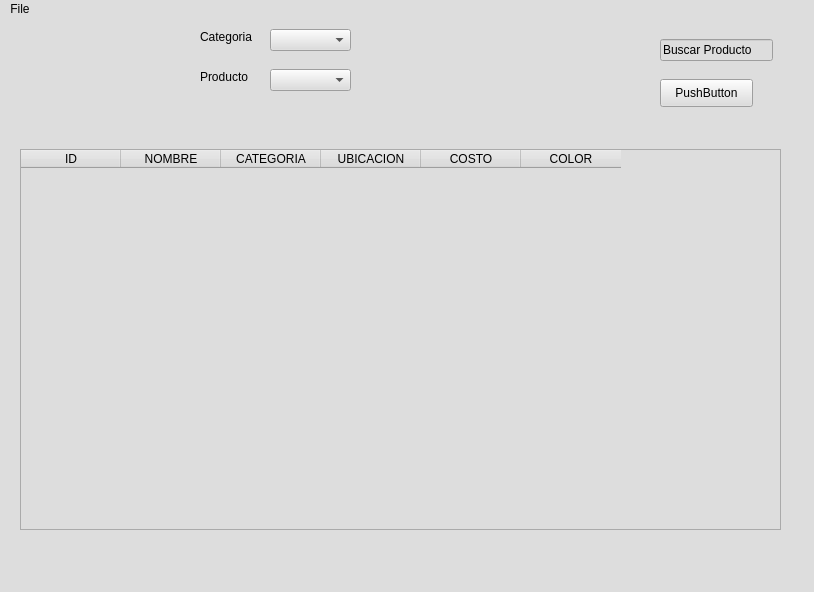
The window that main_window.ui (lrolomeli/inventory-lrlp) describes before a commit, drawn with Qt 5.
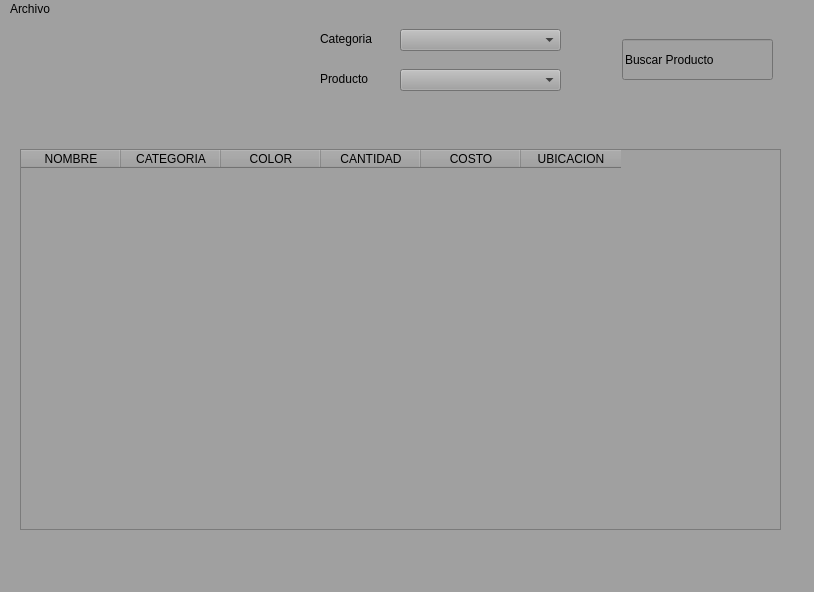
The same window after the commit. Icons and pictures are not drawn.

Patch:
```diff
--- a/main_window.ui
+++ b/main_window.ui
@@ -12,7 +12,13 @@
   </property>
   <property name="minimumSize">
    <size>
-    <width>693</width>
+    <width>814</width>
+    <height>592</height>
+   </size>
+  </property>
+  <property name="maximumSize">
+   <size>
+    <width>814</width>
     <height>592</height>
    </size>
   </property>
@@ -30,7 +36,7 @@
    <bool>false</bool>
   </property>
   <property name="styleSheet">
-   <string notr="true">background-color: rgb(221, 221, 221);
+   <string notr="true">background-color: rgb(160, 160, 160);
 alternate-background-color: rgb(174, 182, 255);</string>
   </property>
   <property name="iconSize">
@@ -49,9 +55,9 @@
    <widget class="QComboBox" name="product_cmbbox">
     <property name="geometry">
      <rect>
-      <x>270</x>
+      <x>400</x>
       <y>50</y>
-      <width>81</width>
+      <width>161</width>
       <height>22</height>
      </rect>
     </property>
@@ -59,12 +65,15 @@
    <widget class="QLabel" name="product_label">
     <property name="geometry">
      <rect>
-      <x>200</x>
+      <x>320</x>
       <y>50</y>
-      <width>55</width>
-      <height>16</height>
+      <width>71</width>
+      <height>20</height>
      </rect>
     </property>
+    <property name="styleSheet">
+     <string notr="true">font: 75 10pt &quot;MS Shell Dlg 2&quot;;</string>
+    </property>
     <property name="text">
      <string>Producto</string>
     </property>
@@ -74,7 +83,7 @@
      <rect>
       <x>0</x>
       <y>0</y>
-      <width>151</width>
+      <width>275</width>
       <height>81</height>
      </rect>
     </property>
@@ -109,7 +118,53 @@
        </property>
        <property name="icon">
         <iconset>
-         <normaloff>images/sale_product.png</normaloff>images/sale_product.png</iconset>
+         <normaloff>images/sale.png</normaloff>images/sale.png</iconset>
+       </property>
+       <property name="iconSize">
+        <size>
+         <width>50</width>
+         <height>50</height>
+        </size>
+       </property>
+       <property name="autoDefault">
+        <bool>true</bool>
+       </property>
+       <property name="flat">
+        <bool>true</bool>
+       </property>
+      </widget>
+     </item>
+     <item>
+      <widget class="QPushButton" name="income_btn">
+       <property name="text">
+        <string/>
+       </property>
+       <property name="icon">
+        <iconset>
+         <normaloff>images/updating.png</normaloff>images/updating.png</iconset>
+       </property>
+       <property name="iconSize">
+        <size>
+         <width>50</width>
+         <height>50</height>
+        </size>
+       </property>
+       <property name="autoDefault">
+        <bool>true</bool>
+       </property>
+       <property name="flat">
+        <bool>true</bool>
+       </property>
+      </widget>
+     </item>
+     <item>
+      <widget class="QPushButton" name="game_btn">
+       <property name="text">
+        <string/>
+       </property>
+       <property name="icon">
+        <iconset>
+         <normaloff>images/game.png</normaloff>images/game.png</iconset>
        </property>
        <property name="iconSize">
         <size>
@@ -130,12 +185,15 @@
    <widget class="QLabel" name="category_label">
     <property name="geometry">
      <rect>
-      <x>200</x>
+      <x>320</x>
       <y>10</y>
-      <width>55</width>
-      <height>16</height>
+      <width>81</width>
+      <height>20</height>
      </rect>
     </property>
+    <property name="styleSheet">
+     <string notr="true">font: 75 10pt &quot;MS Shell Dlg 2&quot;;</string>
+    </property>
     <property name="text">
      <string>Categoria</string>
     </property>
@@ -143,9 +201,9 @@
    <widget class="QComboBox" name="product_cmbbox_2">
     <property name="geometry">
      <rect>
-      <x>270</x>
+      <x>400</x>
       <y>10</y>
-      <width>81</width>
+      <width>161</width>
       <height>22</height>
      </rect>
     </property>
@@ -153,12 +211,15 @@
    <widget class="QLineEdit" name="lineEdit">
     <property name="geometry">
      <rect>
-      <x>660</x>
+      <x>622</x>
       <y>20</y>
-      <width>113</width>
-      <height>22</height>
+      <width>151</width>
+      <height>41</height>
      </rect>
     </property>
+    <property name="styleSheet">
+     <string notr="true">font: 75 10pt &quot;MS Shell Dlg 2&quot;;</string>
+    </property>
     <property name="text">
      <string>Buscar Producto</string>
     </property>
@@ -172,11 +233,6 @@
       <height>381</height>
      </rect>
     </property>
-    <column>
-     <property name="text">
-      <string>ID</string>
-     </property>
-    </column>
     <column>
      <property name="text">
       <string>NOMBRE</string>
@@ -187,34 +243,26 @@
       <string>CATEGORIA</string>
      </property>
     </column>
-    <column>
-     <property name="text">
-      <string>UBICACION</string>
-     </property>
-    </column>
-    <column>
-     <property name="text">
-      <string>COSTO</string>
-     </property>
-    </column>
     <column>
      <property name="text">
       <string>COLOR</string>
      </property>
     </column>
-   </widget>
-   <widget class="QPushButton" name="pushButton_3">
-    <property name="geometry">
-     <rect>
-      <x>660</x>
-      <y>60</y>
-      <width>93</width>
-      <height>28</height>
-     </rect>
-    </property>
-    <property name="text">
-     <string>PushButton</string>
-    </property>
+    <column>
+     <property name="text">
+      <string>CANTIDAD</string>
+     </property>
+    </column>
+    <column>
+     <property name="text">
+      <string>COSTO</string>
+     </property>
+    </column>
+    <column>
+     <property name="text">
+      <string>UBICACION</string>
+     </property>
+    </column>
    </widget>
   </widget>
   <widget class="QMenuBar" name="menubar">
@@ -228,7 +276,7 @@
    </property>
    <widget class="QMenu" name="menuFile">
     <property name="title">
-     <string>File</string>
+     <string>Archivo</string>
     </property>
     <addaction name="actionLoad_Backup_File"/>
     <addaction name="separator"/>
```
Left out of the diff: 38 changed lines with no effect on the pictures.
